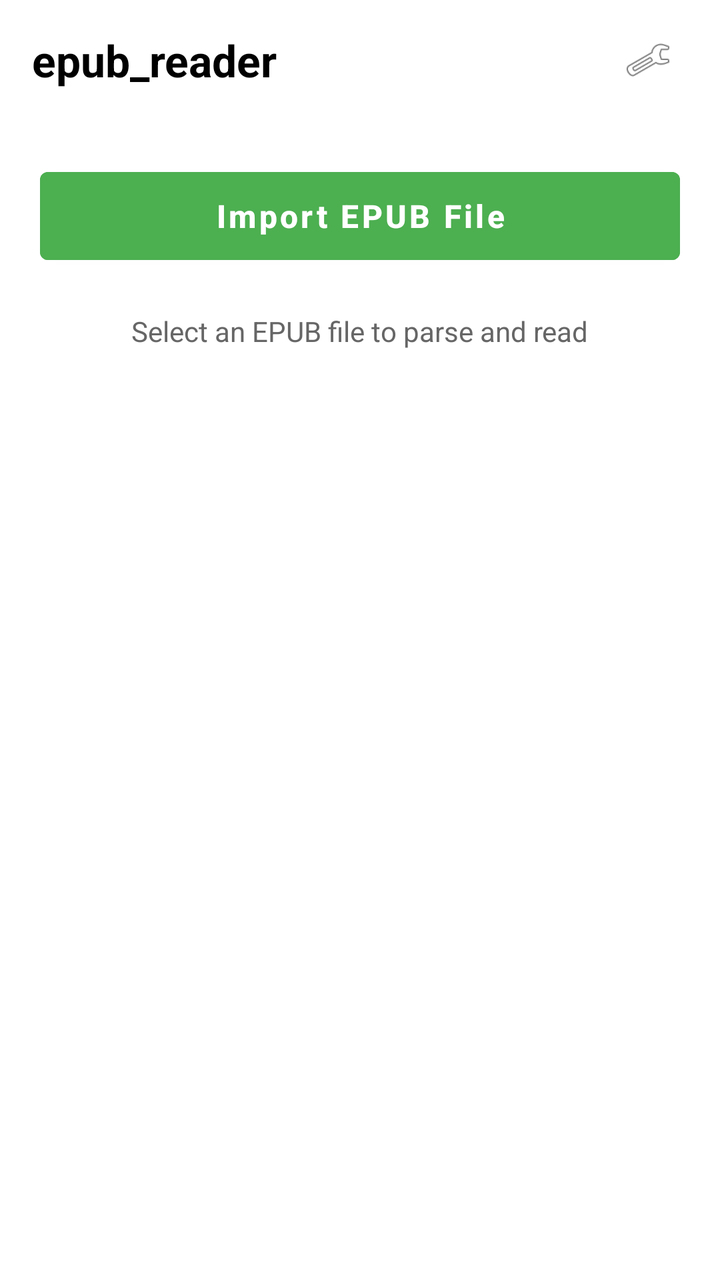
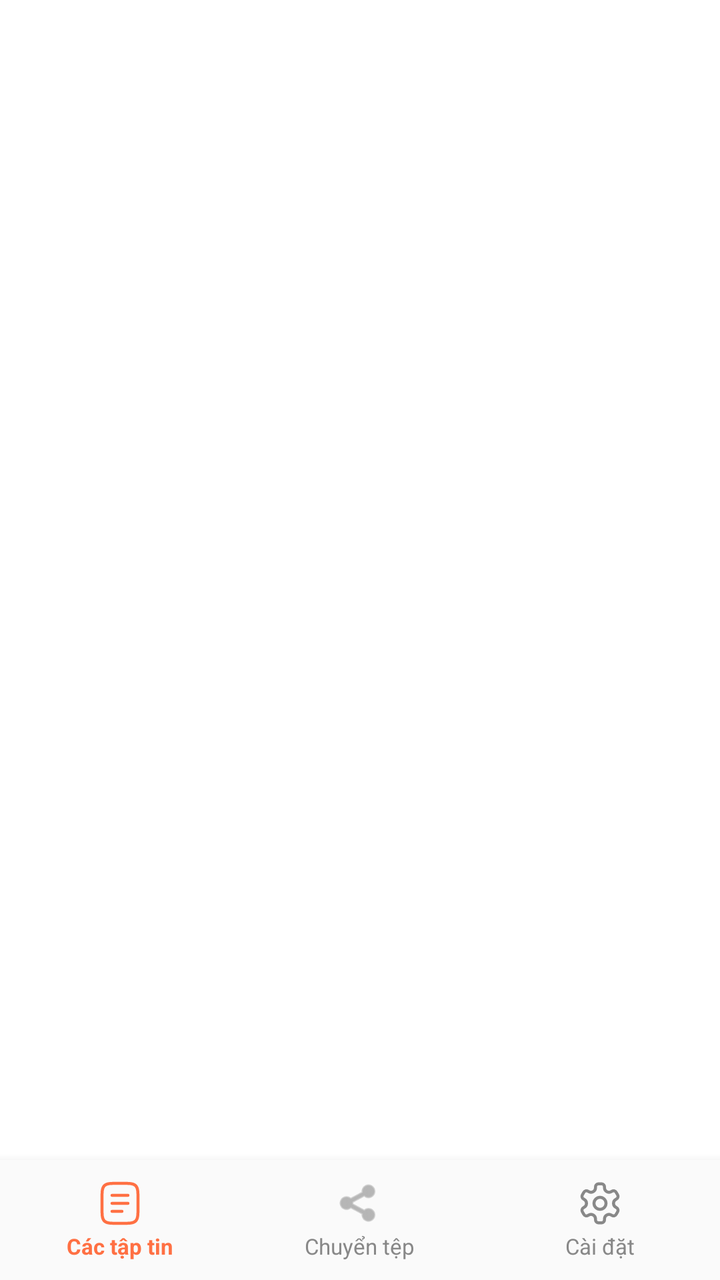

An Android layout rendered at two revisions. The XML below is the earlier revision; the diff shows what the commit changed to produce the second picture.
<!-- AndroidManifest.xml: activity theme Theme.Epub_reader -->
<!-- res/layout/activity_main.xml -->
<?xml version="1.0" encoding="utf-8"?>
<RelativeLayout xmlns:android="http://schemas.android.com/apk/res/android"
    xmlns:app="http://schemas.android.com/apk/res-auto"
    xmlns:tools="http://schemas.android.com/tools"
    android:id="@+id/main"
    android:layout_width="match_parent"
    android:layout_height="match_parent"
    android:background="@color/white"
    tools:context=".MainActivity">

    <LinearLayout
        android:id="@+id/main_content"
        android:layout_width="match_parent"
        android:layout_height="match_parent"
        android:orientation="vertical">

        
        <LinearLayout
            android:layout_width="match_parent"
            android:layout_height="60dp"
            android:orientation="horizontal"
            android:paddingStart="16dp"
            android:paddingEnd="16dp"
            android:gravity="center_vertical"
            android:background="@color/white">

            <TextView
                android:layout_width="0dp"
                android:layout_height="wrap_content"
                android:layout_weight="1"
                android:text="@string/app_name"
                android:textColor="@color/black"
                android:textSize="22sp"
                android:textStyle="bold" />

            <ImageView
                android:id="@+id/btn_settings"
                android:layout_width="40dp"
                android:layout_height="40dp"
                android:padding="8dp"
                android:src="@android:drawable/ic_menu_preferences"
                android:contentDescription="@string/setting" />
        </LinearLayout>

        
        <ScrollView
            android:id="@+id/anchor_view"
            android:layout_width="match_parent"
            android:layout_height="0dp"
            android:layout_weight="1"
            android:fillViewport="true">

            <LinearLayout
                android:layout_width="match_parent"
                android:layout_height="wrap_content"
                android:orientation="vertical"
                android:gravity="center_horizontal"
                android:padding="20dp">

                <Button
                    android:id="@+id/btnImportEpub"
                    android:layout_width="match_parent"
                    android:layout_height="56dp"
                    android:text="Import EPUB File"
                    android:textSize="16sp"
                    android:textStyle="bold"
                    android:textAllCaps="false"
                    android:backgroundTint="@color/border_select"
                    android:textColor="@color/white"
                    android:layout_marginBottom="20dp" />

                <TextView
                    android:id="@+id/tvStatus"
                    android:layout_width="wrap_content"
                    android:layout_height="wrap_content"
                    android:text="Select an EPUB file to parse and read"
                    android:textSize="14sp"
                    android:textColor="#666666"
                    android:layout_marginBottom="16dp" />

                
                <androidx.cardview.widget.CardView
                    android:id="@+id/cardBookInfo"
                    android:layout_width="match_parent"
                    android:layout_height="wrap_content"
                    android:visibility="gone"
                    android:clickable="true"
                    android:focusable="true"
                    android:foreground="?attr/selectableItemBackground"
                    app:cardCornerRadius="12dp"
                    app:cardElevation="4dp"
                    app:cardUseCompatPadding="true"
                    app:cardBackgroundColor="@color/white">

                    <LinearLayout
                        android:layout_width="match_parent"
                        android:layout_height="wrap_content"
                        android:orientation="vertical"
                        android:padding="16dp">

                        <LinearLayout
                            android:layout_width="match_parent"
                            android:layout_height="wrap_content"
                            android:orientation="horizontal">

                            <ImageView
                                android:id="@+id/imgCover"
                                android:layout_width="80dp"
                                android:layout_height="120dp"
                                android:scaleType="centerCrop"
                                android:background="#E0E0E0"
                                android:contentDescription="Cover" />

                            <LinearLayout
                                android:layout_width="0dp"
                                android:layout_height="wrap_content"
                                android:layout_weight="1"
                                android:orientation="vertical"
                                android:layout_marginStart="16dp">

                                <TextView
                                    android:id="@+id/tvTitle"
                                    android:layout_width="match_parent"
                                    android:layout_height="wrap_content"
                                    android:textSize="18sp"
                                    android:textStyle="bold"
                                    android:textColor="@color/black"
                                    android:ellipsize="end"
                                    android:maxLines="2" />

                                <TextView
                                    android:id="@+id/tvAuthor"
                                    android:layout_width="match_parent"
                                    android:layout_height="wrap_content"
                                    android:textSize="14sp"
                                    android:textColor="#666666"
                                    android:layout_marginTop="4dp" />

                                <TextView
                                    android:id="@+id/tvChaptersCount"
                                    android:layout_width="match_parent"
                                    android:layout_height="wrap_content"
                                    android:textSize="13sp"
                                    android:textColor="#888888"
                                    android:layout_marginTop="8dp" />

                            </LinearLayout>

                        </LinearLayout>

                        <Button
                            android:id="@+id/btnReadNow"
                            android:layout_width="match_parent"
                            android:layout_height="48dp"
                            android:layout_marginTop="16dp"
                            android:text="Start Reading"
                            android:textSize="15sp"
                            android:textStyle="bold"
                            android:textAllCaps="false"
                            android:backgroundTint="@color/border_select"
                            android:textColor="@color/white" />

                    </LinearLayout>

                </androidx.cardview.widget.CardView>

            </LinearLayout>

        </ScrollView>

    </LinearLayout>

    <FrameLayout
        android:id="@+id/mrecContainer"
        android:layout_width="match_parent"
        android:layout_height="wrap_content"
        android:layout_alignParentBottom="true"
        android:elevation="999dp" />

    <FrameLayout
        android:id="@+id/bannerContainer"
        android:layout_width="match_parent"
        android:layout_height="70dp"
        android:layout_alignParentBottom="true"
        android:elevation="1000dp" />

</RelativeLayout>
<!-- resources referenced by this layout -->
<resources>
  <color name="black">#FF000000</color>
  <color name="border_select">#4CAF50</color>
  <color name="white">#FFFFFFFF</color>
  <string name="app_name">epub_reader</string>
  <string name="setting">Settings</string>
  <style name="Theme.Epub_reader" parent="Theme.MaterialComponents.DayNight.NoActionBar" />
</resources>

<!-- the commit's change to res/layout/activity_main.xml (unified diff, before → after) -->
@@ -8,180 +8,130 @@
     android:background="@color/white"
     tools:context=".MainActivity">
 
-    <LinearLayout
-        android:id="@+id/main_content"
+    
+    <androidx.viewpager2.widget.ViewPager2
+        android:id="@+id/viewPagerMain"
         android:layout_width="match_parent"
         android:layout_height="match_parent"
-        android:orientation="vertical">
+        android:layout_above="@id/bannerContainer" />
 
-        
-        <LinearLayout
-            android:layout_width="match_parent"
-            android:layout_height="60dp"
-            android:orientation="horizontal"
-            android:paddingStart="16dp"
-            android:paddingEnd="16dp"
-            android:gravity="center_vertical"
-            android:background="@color/white">
-
-            <TextView
-                android:layout_width="0dp"
-                android:layout_height="wrap_content"
-                android:layout_weight="1"
-                android:text="@string/app_name"
-                android:textColor="@color/black"
-                android:textSize="22sp"
-                android:textStyle="bold" />
-
-            <ImageView
-                android:id="@+id/btn_settings"
-                android:layout_width="40dp"
-                android:layout_height="40dp"
-                android:padding="8dp"
-                android:src="@android:drawable/ic_menu_preferences"
-                android:contentDescription="@string/setting" />
-        </LinearLayout>
-
-        
-        <ScrollView
-            android:id="@+id/anchor_view"
-            android:layout_width="match_parent"
-            android:layout_height="0dp"
-            android:layout_weight="1"
-            android:fillViewport="true">
-
-            <LinearLayout
-                android:layout_width="match_parent"
-                android:layout_height="wrap_content"
-                android:orientation="vertical"
-                android:gravity="center_horizontal"
-                android:padding="20dp">
-
-                <Button
-                    android:id="@+id/btnImportEpub"
-                    android:layout_width="match_parent"
-                    android:layout_height="56dp"
-                    android:text="Import EPUB File"
-                    android:textSize="16sp"
-                    android:textStyle="bold"
-                    android:textAllCaps="false"
-                    android:backgroundTint="@color/border_select"
-                    android:textColor="@color/white"
-                    android:layout_marginBottom="20dp" />
-
-                <TextView
-                    android:id="@+id/tvStatus"
-                    android:layout_width="wrap_content"
-                    android:layout_height="wrap_content"
-                    android:text="Select an EPUB file to parse and read"
-                    android:textSize="14sp"
-                    android:textColor="#666666"
-                    android:layout_marginBottom="16dp" />
-
-                
-                <androidx.cardview.widget.CardView
-                    android:id="@+id/cardBookInfo"
-                    android:layout_width="match_parent"
-                    android:layout_height="wrap_content"
-                    android:visibility="gone"
-                    android:clickable="true"
-                    android:focusable="true"
-                    android:foreground="?attr/selectableItemBackground"
-                    app:cardCornerRadius="12dp"
-                    app:cardElevation="4dp"
-                    app:cardUseCompatPadding="true"
-                    app:cardBackgroundColor="@color/white">
-
-                    <LinearLayout
-                        android:layout_width="match_parent"
-                        android:layout_height="wrap_content"
-                        android:orientation="vertical"
-                        android:padding="16dp">
-
-                        <LinearLayout
-                            android:layout_width="match_parent"
-                            android:layout_height="wrap_content"
-                            android:orientation="horizontal">
-
-                            <ImageView
-                                android:id="@+id/imgCover"
-                                android:layout_width="80dp"
-                                android:layout_height="120dp"
-                                android:scaleType="centerCrop"
-                                android:background="#E0E0E0"
-                                android:contentDescription="Cover" />
-
-                            <LinearLayout
-                                android:layout_width="0dp"
-                                android:layout_height="wrap_content"
-                                android:layout_weight="1"
-                                android:orientation="vertical"
-                                android:layout_marginStart="16dp">
-
-                                <TextView
-                                    android:id="@+id/tvTitle"
-                                    android:layout_width="match_parent"
-                                    android:layout_height="wrap_content"
-                                    android:textSize="18sp"
-                                    android:textStyle="bold"
-                                    android:textColor="@color/black"
-                                    android:ellipsize="end"
-                                    android:maxLines="2" />
-
-                                <TextView
-                                    android:id="@+id/tvAuthor"
-                                    android:layout_width="match_parent"
-                                    android:layout_height="wrap_content"
-                                    android:textSize="14sp"
-                                    android:textColor="#666666"
-                                    android:layout_marginTop="4dp" />
-
-                                <TextView
-                                    android:id="@+id/tvChaptersCount"
-                                    android:layout_width="match_parent"
-                                    android:layout_height="wrap_content"
-                                    android:textSize="13sp"
-                                    android:textColor="#888888"
-                                    android:layout_marginTop="8dp" />
-
-                            </LinearLayout>
-
-                        </LinearLayout>
-
-                        <Button
-                            android:id="@+id/btnReadNow"
-                            android:layout_width="match_parent"
-                            android:layout_height="48dp"
-                            android:layout_marginTop="16dp"
-                            android:text="Start Reading"
-                            android:textSize="15sp"
-                            android:textStyle="bold"
-                            android:textAllCaps="false"
-                            android:backgroundTint="@color/border_select"
-                            android:textColor="@color/white" />
-
-                    </LinearLayout>
-
-                </androidx.cardview.widget.CardView>
-
-            </LinearLayout>
-
-        </ScrollView>
-
-    </LinearLayout>
+    
+    <FrameLayout
+        android:id="@+id/bannerContainer"
+        android:layout_width="match_parent"
+        android:layout_height="70dp"
+        android:layout_above="@id/mainBottomNav"
+        android:elevation="6dp" />
 
     <FrameLayout
         android:id="@+id/mrecContainer"
         android:layout_width="match_parent"
         android:layout_height="wrap_content"
+        android:layout_above="@id/mainBottomNav"
+        android:elevation="5dp" />
+
+    
+    <LinearLayout
+        android:id="@+id/mainBottomNav"
+        android:layout_width="match_parent"
+        android:layout_height="60dp"
         android:layout_alignParentBottom="true"
-        android:elevation="999dp" />
+        android:orientation="horizontal"
+        android:gravity="center_vertical"
+        android:background="#FAFAFA"
+        android:elevation="8dp">
 
-    <FrameLayout
-        android:id="@+id/bannerContainer"
-        android:layout_width="match_parent"
-        android:layout_height="70dp"
-        android:layout_alignParentBottom="true"
-        android:elevation="1000dp" />
+        
+        <LinearLayout
+            android:id="@+id/btnMainFilesTab"
+            android:layout_width="0dp"
+            android:layout_height="wrap_content"
+            android:layout_weight="1"
+            android:orientation="vertical"
+            android:gravity="center"
+            android:paddingTop="4dp"
+            android:paddingBottom="4dp"
+            android:background="?attr/selectableItemBackground">
+
+            <ImageView
+                android:id="@+id/imgNavFilesIcon"
+                android:layout_width="24dp"
+                android:layout_height="24dp"
+                android:src="@drawable/ic_document"
+                app:tint="#FF7043"
+                android:contentDescription="Files" />
+
+            <TextView
+                android:id="@+id/tvNavFilesLabel"
+                android:layout_width="wrap_content"
+                android:layout_height="wrap_content"
+                android:layout_marginTop="2dp"
+                android:text="Các tập tin"
+                android:textColor="#FF7043"
+                android:textSize="11sp"
+                android:textStyle="bold" />
+        </LinearLayout>
+
+        
+        <LinearLayout
+            android:id="@+id/btnMainTransferTab"
+            android:layout_width="0dp"
+            android:layout_height="wrap_content"
+            android:layout_weight="1"
+            android:orientation="vertical"
+            android:gravity="center"
+            android:paddingTop="4dp"
+            android:paddingBottom="4dp"
+            android:background="?attr/selectableItemBackground">
+
+            <ImageView
+                android:id="@+id/imgNavTransferIcon"
+                android:layout_width="24dp"
+                android:layout_height="24dp"
+                android:src="@android:drawable/ic_menu_share"
+                app:tint="#888888"
+                android:contentDescription="Transfer" />
+
+            <TextView
+                android:id="@+id/tvNavTransferLabel"
+                android:layout_width="wrap_content"
+                android:layout_height="wrap_content"
+                android:layout_marginTop="2dp"
+                android:text="Chuyển tệp"
+                android:textColor="#888888"
+                android:textSize="11sp" />
+        </LinearLayout>
+
+        
+        <LinearLayout
+            android:id="@+id/btnMainSettingsTab"
+            android:layout_width="0dp"
+            android:layout_height="wrap_content"
+            android:layout_weight="1"
+            android:orientation="vertical"
+            android:gravity="center"
+            android:paddingTop="4dp"
+            android:paddingBottom="4dp"
+            android:background="?attr/selectableItemBackground">
+
+            <ImageView
+                android:id="@+id/imgNavSettingsIcon"
+                android:layout_width="24dp"
+                android:layout_height="24dp"
+                android:src="@drawable/ic_setting"
+                app:tint="#888888"
+                android:contentDescription="Settings" />
+
+            <TextView
+                android:id="@+id/tvNavSettingsLabel"
+                android:layout_width="wrap_content"
+                android:layout_height="wrap_content"
+                android:layout_marginTop="2dp"
+                android:text="Cài đặt"
+                android:textColor="#888888"
+                android:textSize="11sp" />
+        </LinearLayout>
+
+    </LinearLayout>
 
 </RelativeLayout>
<!-- resource entries referenced after the edit -->
@@ -1,10 +1,57 @@
 <!-- resources referenced by this layout -->
 <resources>
-  <color name="black">#FF000000</color>
-  <color name="border_select">#4CAF50</color>
   <color name="white">#FFFFFFFF</color>
-  <string name="app_name">epub_reader</string>
-  <string name="setting">Settings</string>
+  <!-- drawable ic_document (drawable) -->
+  <vector xmlns:android="http://schemas.android.com/apk/res/android"
+      android:width="800dp"
+      android:height="800dp"
+      android:viewportWidth="24"
+      android:viewportHeight="24">
+    <path
+        android:pathData="M3,10C3,6.229 3,4.343 4.172,3.172C5.343,2 7.229,2 11,2H13C16.771,2 18.657,2 19.828,3.172C21,4.343 21,6.229 21,10V14C21,17.771 21,19.657 19.828,20.828C18.657,22 16.771,22 13,22H11C7.229,22 5.343,22 4.172,20.828C3,19.657 3,17.771 3,14V10Z"
+        android:strokeWidth="1.5"
+        android:fillColor="#00000000"
+        android:strokeColor="#1C274C"/>
+    <path
+        android:pathData="M8,12H16"
+        android:strokeWidth="1.5"
+        android:fillColor="#00000000"
+        android:strokeColor="#1C274C"
+        android:strokeLineCap="round"/>
+    <path
+        android:pathData="M8,8H16"
+        android:strokeWidth="1.5"
+        android:fillColor="#00000000"
+        android:strokeColor="#1C274C"
+        android:strokeLineCap="round"/>
+    <path
+        android:pathData="M8,16H13"
+        android:strokeWidth="1.5"
+        android:fillColor="#00000000"
+        android:strokeColor="#1C274C"
+        android:strokeLineCap="round"/>
+  </vector>
+  <!-- drawable ic_setting (drawable) -->
+  <vector xmlns:android="http://schemas.android.com/apk/res/android"
+      android:width="800dp"
+      android:height="800dp"
+      android:viewportWidth="32"
+      android:viewportHeight="32">
+    <path
+        android:pathData="M16,16m-4,0a4,4 0,1 1,8 0a4,4 0,1 1,-8 0"
+        android:strokeLineJoin="round"
+        android:strokeWidth="2"
+        android:fillColor="#00000000"
+        android:strokeColor="#000000"
+        android:strokeLineCap="round"/>
+    <path
+        android:pathData="M27.758,10.366l-1,-1.732c-0.552,-0.957 -1.775,-1.284 -2.732,-0.732L23.5,8.206C21.5,9.36 19,7.917 19,5.608V5c0,-1.105 -0.895,-2 -2,-2h-2c-1.105,0 -2,0.895 -2,2v0.608c0,2.309 -2.5,3.753 -4.5,2.598L7.974,7.902C7.017,7.35 5.794,7.677 5.242,8.634l-1,1.732c-0.552,0.957 -0.225,2.18 0.732,2.732L5.5,13.402c2,1.155 2,4.041 0,5.196l-0.526,0.304c-0.957,0.552 -1.284,1.775 -0.732,2.732l1,1.732c0.552,0.957 1.775,1.284 2.732,0.732L8.5,23.794c2,-1.155 4.5,0.289 4.5,2.598V27c0,1.105 0.895,2 2,2h2c1.105,0 2,-0.895 2,-2v-0.608c0,-2.309 2.5,-3.753 4.5,-2.598l0.526,0.304c0.957,0.552 2.18,0.225 2.732,-0.732l1,-1.732c0.552,-0.957 0.225,-2.18 -0.732,-2.732L26.5,18.598c-2,-1.155 -2,-4.041 0,-5.196l0.526,-0.304C27.983,12.546 28.311,11.323 27.758,10.366z"
+        android:strokeLineJoin="round"
+        android:strokeWidth="2"
+        android:fillColor="#00000000"
+        android:strokeColor="#000000"
+        android:strokeLineCap="round"/>
+  </vector>
   <style name="Theme.Epub_reader" parent="Theme.MaterialComponents.DayNight.NoActionBar" />
 </resources>
 
